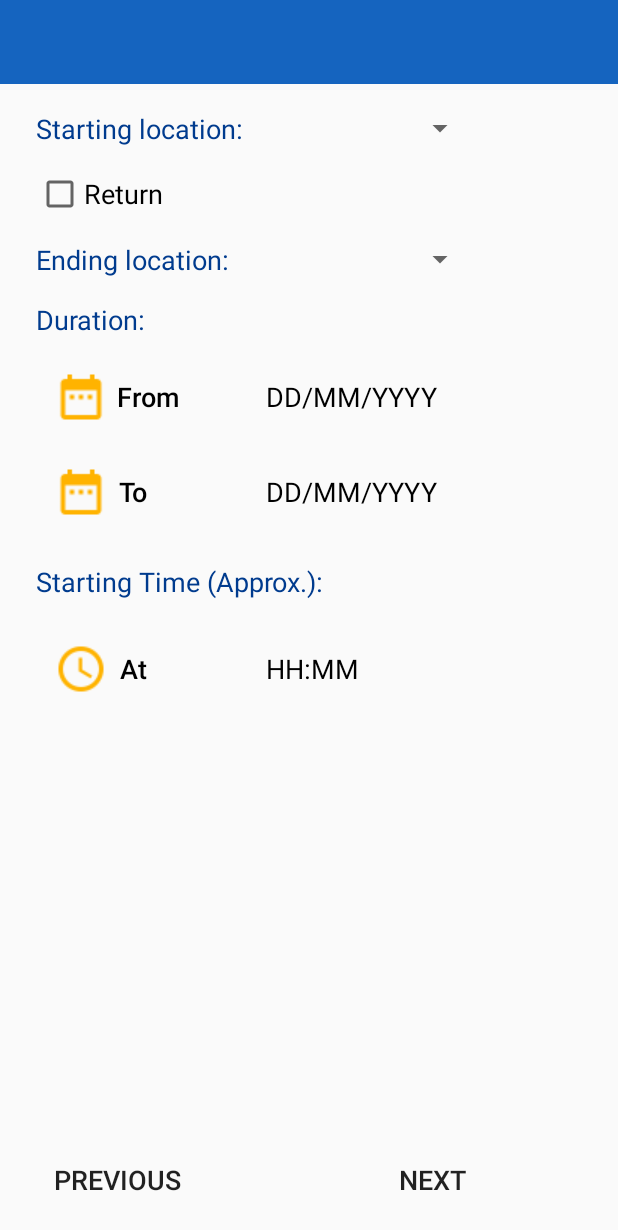
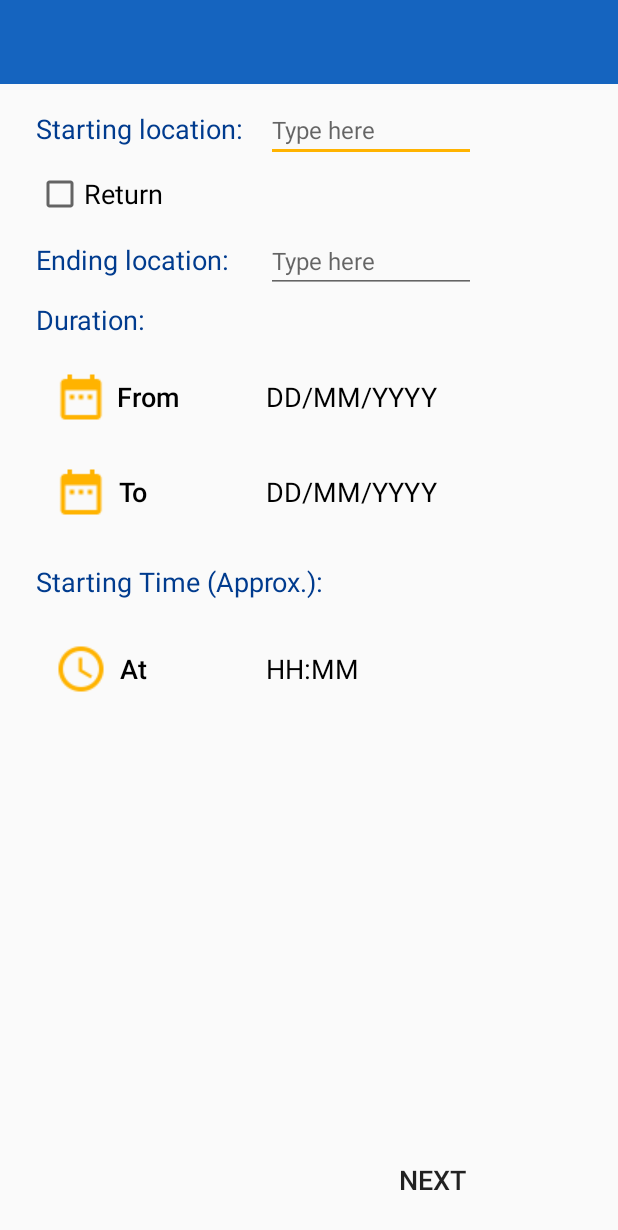
Before and after one commit to MadhushaniD/UCLK, an Android app: the layout activity_main_tour.xml on its own in the app's theme, with its tools: preview values and no code run, on a phone screen of 412 x 824 dp. Shown: the top 1230 px of the screen. Run offline under Robolectric (Android 15) with nearby library versions, the phone set to English and light mode, and no system bars.

Commit message:
Added cardview to select locations file added autocomplete textviews instead of spinners to Main Tour file

```diff
--- a/YouSeeLk/app/build.gradle
+++ b/YouSeeLk/app/build.gradle
@@ -32,6 +32,7 @@ dependencies {
     compile 'com.android.support:design:25.3.0'
     compile 'com.google.firebase:firebase-database:10.0.1'
     compile 'com.google.firebase:firebase-auth:10.0.1'
+    compile 'com.github.bumptech.glide:glide:3.7.0'
     testCompile 'junit:junit:4.12'
 }
 
--- a/YouSeeLk/app/src/main/res/layout/activity_main_tour.xml
+++ b/YouSeeLk/app/src/main/res/layout/activity_main_tour.xml
@@ -5,7 +5,7 @@
     android:id="@+id/layoutMainTour"
     android:layout_width="match_parent"
     android:layout_height="match_parent"
-    tools:context="com.uclk.shani.youseelk.Activities.MainTourActivity">
+    tools:context="com.uclk.shani.youseelk.activities.MainTourActivity">
 
     <FrameLayout
         android:layout_width="match_parent"
@@ -33,16 +33,20 @@
             android:layout_alignParentLeft="true"
             android:layout_alignParentStart="true" />
 
-        <Spinner
-            android:id="@+id/spinStartLoc"
+        <AutoCompleteTextView
+            android:id="@+id/atvStartLoc"
             android:layout_width="140dp"
             android:layout_height="wrap_content"
             android:layout_marginLeft="15dp"
             android:layout_marginStart="15dp"
+            android:hint="Type here"
+            android:completionThreshold="1"
+            android:textSize="16sp"
+            android:layout_alignBaseline="@+id/tvStartLoc"
             android:layout_alignTop="@+id/tvStartLoc"
             android:layout_toRightOf="@+id/tvStartLoc"
             android:layout_toEndOf="@+id/tvStartLoc">
-        </Spinner>
+        </AutoCompleteTextView>
 
         <TextView
             android:id="@+id/tvEndLoc"
@@ -56,14 +60,18 @@
             android:layout_alignLeft="@+id/cbReturn"
             android:layout_alignStart="@+id/cbReturn" />
 
-        <Spinner
-            android:id="@+id/spinEndLoc"
+        <AutoCompleteTextView
+            android:id="@+id/atvEndLoc"
             android:layout_width="140dp"
             android:layout_height="wrap_content"
             android:layout_alignTop="@+id/tvEndLoc"
-            android:layout_alignLeft="@+id/spinStartLoc"
-            android:layout_alignStart="@+id/spinStartLoc">
-        </Spinner>
+            android:hint="Type here"
+            android:completionThreshold="1"
+            android:textSize="16sp"
+            android:layout_alignBaseline="@+id/tvEndLoc"
+            android:layout_alignLeft="@+id/atvStartLoc"
+            android:layout_alignStart="@+id/atvStartLoc">
+        </AutoCompleteTextView>
 
         <CheckBox
             android:id="@+id/cbReturn"
@@ -148,17 +156,6 @@
             android:layout_marginLeft="28dp"
             android:layout_marginStart="28dp" />
 
-        <Button
-            android:id="@+id/btnPrev1"
-            style="@style/Widget.AppCompat.Button.Borderless"
-            android:layout_width="wrap_content"
-            android:layout_height="wrap_content"
-            android:text="@string/btnPrev1"
-            android:textSize="18sp"
-            android:layout_alignBaseline="@+id/btnNext2"
-            android:layout_alignBottom="@+id/btnNext2"
-            android:layout_alignLeft="@+id/tvStartTime"
-            android:layout_alignStart="@+id/tvStartTime" />
 
         <TextView
             android:id="@+id/tvDisplayFrom"
@@ -169,8 +166,8 @@
             android:textColor="#000000"
             android:layout_alignBaseline="@+id/btnFrom"
             android:layout_alignBottom="@+id/btnFrom"
-            android:layout_alignLeft="@+id/spinEndLoc"
-            android:layout_alignStart="@+id/spinEndLoc" />
+            android:layout_alignLeft="@+id/atvEndLoc"
+            android:layout_alignStart="@+id/atvEndLoc" />
 
         <TextView
             android:id="@+id/tvDisplayTo"
```
Also changed, not shown: YouSeeLk/app/src/main/java/com/uclk/shani/youseelk/activities/MainTourActivity.java (+38 -25 lines), YouSeeLk/app/src/main/java/com/uclk/shani/youseelk/activities/SelectLocationsActivity.java (+104 -38 lines), YouSeeLk/app/src/main/java/com/uclk/shani/youseelk/adapters/PlaceCardAdapter.java (added, +94 -0 lines), YouSeeLk/app/src/main/java/com/uclk/shani/youseelk/objects/PlaceCard.java (added, +53 -0 lines), YouSeeLk/app/src/main/res/layout/activity_select_locations.xml (+12 -12 lines), YouSeeLk/app/src/main/res/layout/place_cardview.xml (added, +70 -0 lines), YouSeeLk/app/src/main/res/drawable/alawatugoda.jpg (added), YouSeeLk/app/src/main/res/drawable/colombo.jpg (added), YouSeeLk/app/src/main/res/drawable/kandy.jpg (added), YouSeeLk/app/src/main/res/drawable/matale.jpg (added), YouSeeLk/app/src/main/res/drawable/pasikudah.jpg (added).
